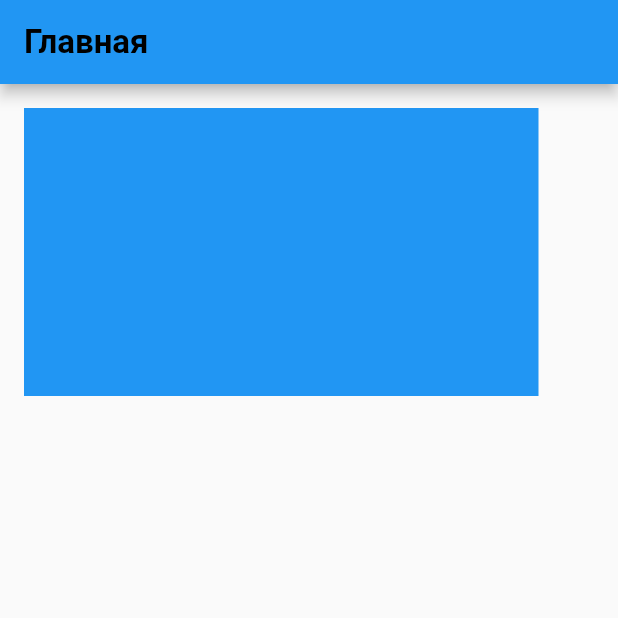
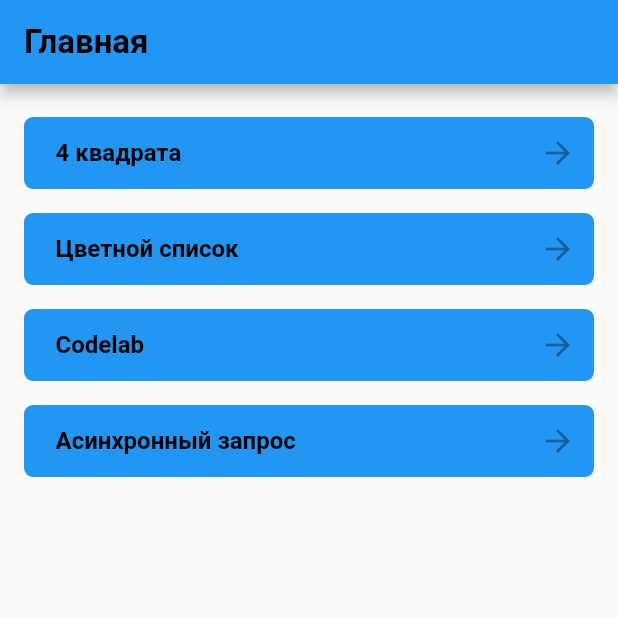
Before and after one commit to MirkoZorich/flutter_app, a Flutter app: the screen it shows after launch, on a phone screen of 412 x 824 dp, the top half of it. Run offline on Flutter 3.47's test engine with Material 2 defaults, Android fonts, the phone set to English and light mode, and no system bars.

Commit message:
Перенос на stable версию, Верстка первого экрана

```diff
--- a/lib/main.dart
+++ b/lib/main.dart
@@ -1,9 +1,7 @@
 import 'package:flutter/cupertino.dart';
 import 'package:flutter/material.dart';
-import 'package:flutter/rendering.dart' show debugPaintSizeEnabled;
 
 void main() {
-  debugPaintSizeEnabled = true;
   runApp(const MyApp());
 }
 
@@ -17,12 +15,6 @@ class MyApp extends StatelessWidget {
       title: 'Приложение',
       theme: ThemeData(
         primarySwatch: Colors.blue,
-        // brightness: Brightness.light,
-        // textTheme: TextTheme(
-        //   caption: TextStyle(
-        //     color: Colors.black
-        //   ),
-        // ),
       ),
       home: MyHomePage(),
     );
@@ -42,15 +34,15 @@ class MyHomePage extends StatelessWidget {
             fontWeight: FontWeight.bold),
       ),
       body: Container(
-        padding: EdgeInsets.all(16),
-        //Не разобрался как сделать Column на всю ширину
+        width: double.infinity,
+        padding: EdgeInsets.only(top: 22, bottom: 16, left: 16, right: 16),
         child: Column(
           mainAxisSize: MainAxisSize.max,
           children: [
-            BlueContainer(),
-            BlueContainer(),
-            BlueContainer(),
-            BlueContainer(),
+            BlueContainer(title: '4 квадрата'),
+            BlueContainer(title: 'Цветной список'),
+            BlueContainer(title: 'Codelab'),
+            BlueContainer(title: 'Асинхронный запрос'),
           ],
         ),
       ),
@@ -58,30 +50,45 @@ class MyHomePage extends StatelessWidget {
   }
 }
 
+class BlueContainer extends StatelessWidget {
+  final String title;
 
-//Здесь хотел сделать виджет для синего прямоугольника и передавать в конструктор название пункта
-//Но не получилось настроить инициализатор
-// class BlueContainer extends StatelessWidget {
-//
-//   const BlueContainer({Key? key, String title = ""}) : super(key: key);
-//
-//   final cTitle = this.title;
-//
-//   @override
-//   Widget build(BuildContext context) {
-//     return Container();
-//   }
-// }
-
-
-class BlueContainer extends StatelessWidget {
+  BlueContainer({Key? key, this.title = ''}) : super(key: key);
 
   @override
   Widget build(BuildContext context) {
     return Container(
-      color: Colors.blue,
       height: 48,
-      width: 343,
+      width: double.infinity,
+      margin: EdgeInsets.only(bottom: 16),
+      padding: EdgeInsets.only(left: 21),
+      decoration: BoxDecoration(
+        borderRadius: BorderRadius.all(Radius.circular(6.0)),
+        color: Colors.blue,
+      ),
+      child: Row(
+        mainAxisAlignment: MainAxisAlignment.spaceBetween,
+        children: [
+          Text(
+            title,
+            style: TextStyle(
+                fontSize: 16,
+                fontFamily: 'Roboto',
+                color: Colors.black,
+                fontWeight: FontWeight.bold
+            ),
+          ),
+          RotatedBox(
+            quarterTurns: 1,
+            child: IconButton(
+              icon: Icon(
+                IconData(57504, fontFamily: 'MaterialIcons'),
+              ),
+              onPressed: null,
+            ),
+          ),
+        ],
+      ),
     );
   }
 }
--- a/pubspec.yaml
+++ b/pubspec.yaml
@@ -18,7 +18,7 @@ publish_to: 'none' # Remove this line if you wish to publish to pub.dev
 version: 1.0.0+1
 
 environment:
-  sdk: ">=2.15.0-178.1.beta <3.0.0"
+  sdk: ">=2.12.0 <3.0.0"
 
 # Dependencies specify other packages that your package needs in order to work.
 # To automatically upgrade your package dependencies to the latest versions
```
Also changed, not shown: pubspec.lock.
